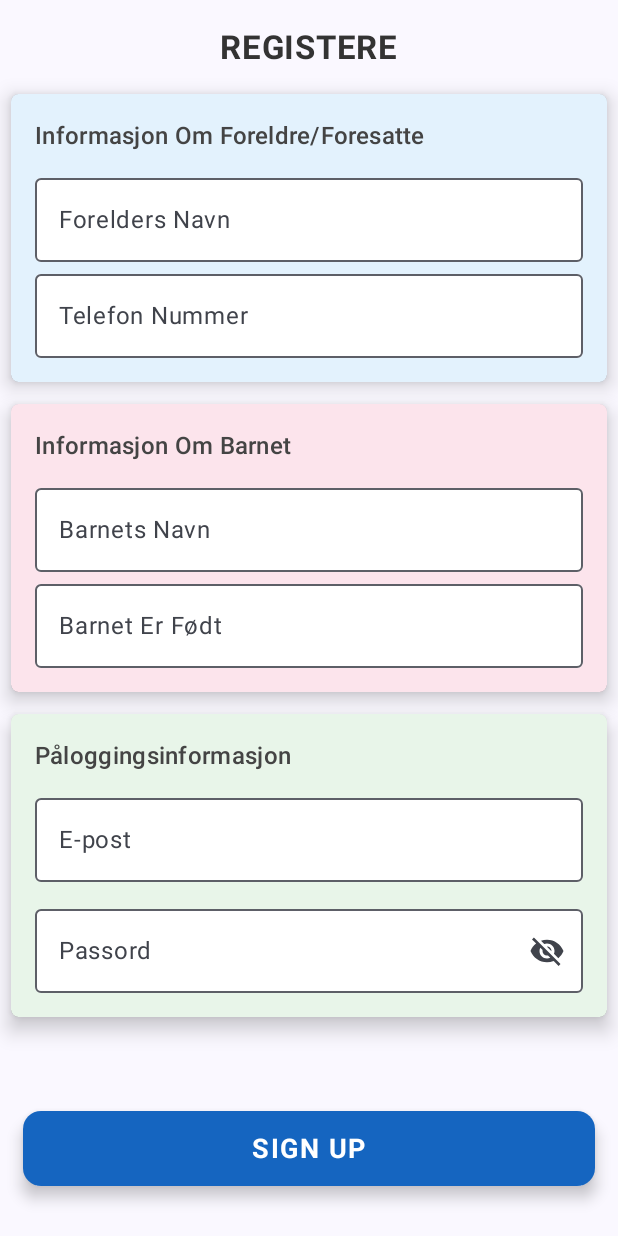
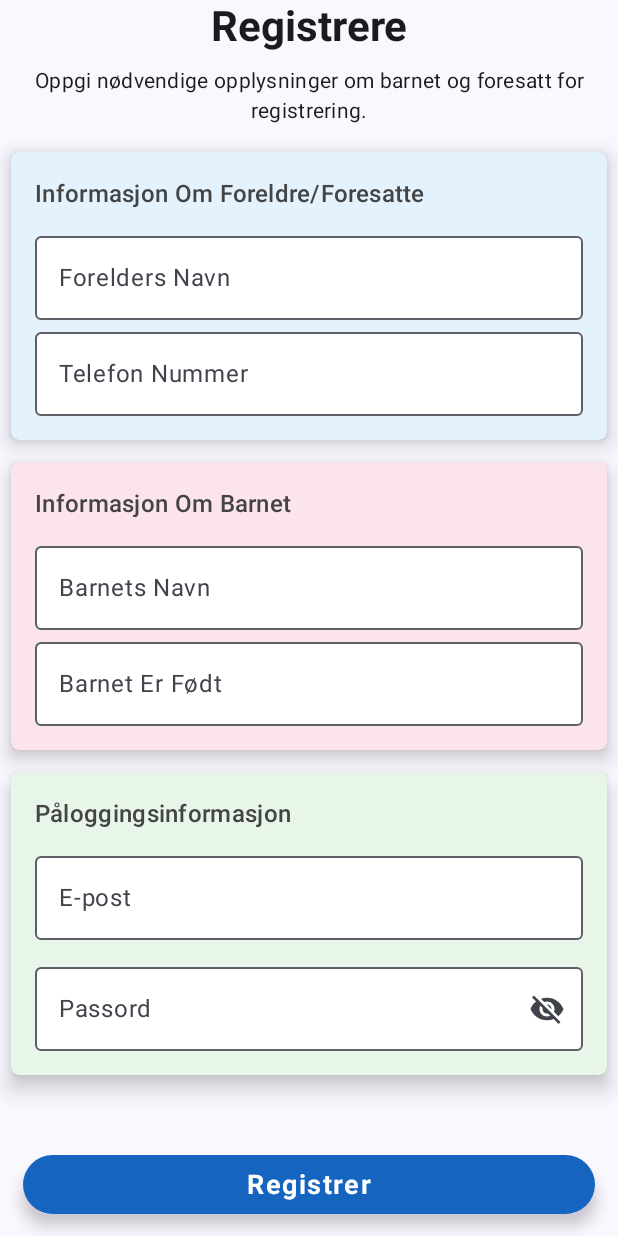
Before and after one commit to BachelorProject2025/PremaCare, an Android app built with Jetpack Compose: the screen it shows after launch (MainActivity), after a tap on "Ny bruker?", on a phone screen of 412 x 824 dp. Run offline under Robolectric (Android 15) with nearby library versions, the phone set to English and light mode, and no system bars; our stand-ins replace Firebase (no records; nobody signed in at launch, a user with empty details on screens opened directly).

Commit message:
added better login and register fixed some bugs and added reset password and call hospital

```diff
--- a/app/src/main/java/no/hiof/bachelor/premacare/navigation/AppScreens.kt
+++ b/app/src/main/java/no/hiof/bachelor/premacare/navigation/AppScreens.kt
@@ -6,5 +6,6 @@ enum class AppScreens {
     Log,
     DashBoard,
     About,
-    NewEntry
+    NewEntry,
+    Reset,
 }
--- a/app/src/main/java/no/hiof/bachelor/premacare/navigation/LaunchApp.kt
+++ b/app/src/main/java/no/hiof/bachelor/premacare/navigation/LaunchApp.kt
@@ -1,6 +1,8 @@
 package no.hiof.bachelor.premacare.navigation
 
 
+import android.content.Intent
+import android.net.Uri
 import androidx.compose.foundation.background
 import androidx.compose.foundation.clickable
 import androidx.compose.foundation.layout.Arrangement
@@ -39,6 +41,7 @@ import androidx.compose.ui.Alignment
 import androidx.compose.ui.Modifier
 import androidx.compose.ui.graphics.Brush
 import androidx.compose.ui.graphics.Color
+import androidx.compose.ui.platform.LocalContext
 import androidx.compose.ui.res.colorResource
 import androidx.compose.ui.text.style.TextAlign
 import androidx.compose.ui.unit.dp
@@ -54,6 +57,7 @@ import no.hiof.bachelor.premacare.ui.screens.DashBoardScreen
 import no.hiof.bachelor.premacare.ui.screens.LogScreen
 import no.hiof.bachelor.premacare.ui.screens.LoginScreen
 import no.hiof.bachelor.premacare.ui.screens.NewEntry
+import no.hiof.bachelor.premacare.ui.screens.PasswordResetScreen
 import no.hiof.bachelor.premacare.ui.screens.RegisterScreen
 
 
@@ -247,7 +251,15 @@ fun LaunchApp(auth: FirebaseAuth) {
                         } },
                     newUser = {navController.navigate(AppScreens.Register.name)},
                     aboutUs = {navController.navigate(AppScreens.About.name)}
-                    , auth = auth )
+                    , auth = auth,
+                    reset = {navController.navigate(AppScreens.Reset.name)})
+            }
+
+            composable(AppScreens.Reset.name) {
+                isBottomBarVisible.value = false
+                isTopAppVisible.value = false
+                isFloatingActionButtonVisible.value = false
+               PasswordResetScreen(navController = navController)
             }
 
             composable(AppScreens.Register.name) {
--- a/app/src/main/java/no/hiof/bachelor/premacare/ui/screens/LoginScreen.kt
+++ b/app/src/main/java/no/hiof/bachelor/premacare/ui/screens/LoginScreen.kt
@@ -10,11 +10,13 @@ import androidx.compose.foundation.clickable
 import androidx.compose.foundation.layout.Arrangement
 import androidx.compose.foundation.layout.Box
 import androidx.compose.foundation.layout.Column
+import androidx.compose.foundation.layout.Row
 import androidx.compose.foundation.layout.Spacer
 import androidx.compose.foundation.layout.fillMaxSize
 import androidx.compose.foundation.layout.fillMaxWidth
 import androidx.compose.foundation.layout.height
 import androidx.compose.foundation.layout.padding
+import androidx.compose.foundation.layout.size
 import androidx.compose.foundation.shape.RoundedCornerShape
 import androidx.compose.foundation.text.KeyboardOptions
 import androidx.compose.material3.Icon
@@ -22,7 +24,10 @@ import androidx.compose.material.icons.filled.Visibility
 import androidx.compose.material.icons.filled.VisibilityOff
 import androidx.compose.material3.Button
 import androidx.compose.material3.ButtonDefaults
+import androidx.compose.material3.CircularProgressIndicator
 import androidx.compose.material3.Divider
+import androidx.compose.material3.IconButton
+import androidx.compose.material3.MaterialTheme
 
 import androidx.compose.material3.OutlinedTextField
 import androidx.compose.material3.OutlinedTextFieldDefaults
@@ -46,6 +51,7 @@ import androidx.compose.ui.text.font.FontWeight
 import androidx.compose.ui.text.input.KeyboardType
 import androidx.compose.ui.text.input.PasswordVisualTransformation
 import androidx.compose.ui.text.input.VisualTransformation
+import androidx.compose.ui.text.style.TextAlign
 import androidx.compose.ui.text.style.TextDecoration
 import androidx.compose.ui.unit.Dp
 import androidx.compose.ui.unit.dp
@@ -57,7 +63,7 @@ import no.hiof.bachelor.premacare.R
 
 
 @Composable
-fun LoginScreen(takeMeDash: () -> Unit, aboutUs: () -> Unit, auth: FirebaseAuth, newUser: () -> Unit) {
+fun LoginScreen(takeMeDash: () -> Unit, aboutUs: () -> Unit, auth: FirebaseAuth, newUser: () -> Unit, reset: () -> Unit) {
     val firebaseViewModel: FirebaseViewModel = viewModel()
     var showPassword by remember { mutableStateOf(false) }
     val passwordVisualTransformation = remember { PasswordVisualTransformation() }
@@ -84,6 +90,7 @@ fun LoginScreen(takeMeDash: () -> Unit, aboutUs: () -> Unit, auth: FirebaseAuth,
             verticalArrangement = Arrangement.Top,
             modifier = Modifier
                 .fillMaxSize()
+                .padding(16.dp)
 
         ) {
 
@@ -97,10 +104,11 @@ fun LoginScreen(takeMeDash: () -> Unit, aboutUs: () -> Unit, auth: FirebaseAuth,
 
             SpaceEm(10.dp)
             // Not sure about this one ....
-            Text( text = "LOGG IN",
-                color = Color(0xFF333333),
-                fontSize = 22.sp,
+            Text(
+                text = "Logg inn",
+                style = MaterialTheme.typography.headlineMedium,
                 fontWeight = FontWeight.Bold,
+                textAlign = TextAlign.Center
             )
 
             SpaceEm(10.dp)
@@ -112,11 +120,16 @@ fun LoginScreen(takeMeDash: () -> Unit, aboutUs: () -> Unit, auth: FirebaseAuth,
                 label = { Text("E-Post") },
                 colors = OutlinedTextFieldDefaults.colors(
                     focusedContainerColor = Color(0x80FFFFFF),
-                    unfocusedContainerColor = Color.White
-                )
+                    unfocusedContainerColor = Color.White,
+
+                ),
+                modifier = Modifier.fillMaxWidth()
+
             )
 
             SpaceEm(10.dp)
+
+            var showPassword by remember { mutableStateOf(false) }
 
             OutlinedTextField(
                 value = firebaseViewModel.password.value,
@@ -129,40 +142,58 @@ fun LoginScreen(takeMeDash: () -> Unit, aboutUs: () -> Unit, auth: FirebaseAuth,
                 visualTransformation = if (showPassword) {
                     VisualTransformation.None
                 } else {
-                    passwordVisualTransformation
+                    PasswordVisualTransformation()
                 },
                 keyboardOptions = KeyboardOptions(keyboardType = KeyboardType.Password),
+                modifier = Modifier.fillMaxWidth(),  // This is fine now
                 trailingIcon = {
+                    IconButton(onClick = { showPassword = !showPassword }) {
                         Icon(
-                        if (showPassword) Icons.Filled.Visibility else Icons.Filled.VisibilityOff,
-                        contentDescription = "Toggle password visibility",
-                        modifier = Modifier.clickable { showPassword = !showPassword }
+                            imageVector = if (showPassword) Icons.Filled.Visibility else Icons.Filled.VisibilityOff,
+                            contentDescription = "Toggle password visibility"
                         )
+                    }
                 }
             )
 
-            SpaceEm(10.dp)
+
+            SpaceEm(15.dp)
 
             ButtonWithToast(
                 firebaseViewModel,
                 { takeMeDash() },
                 "Logg inn",
                 auth = auth,
-                "Incorrect email or password. Please try again."
+                "Obs, Noe gikk galt. Vennligst prøv igjen."
             )
 
-            SpaceEm(5.dp)
+            SpaceEm(10.dp)
 
-            newUserText(newUser, "Ny bruker?")
 
-            aboutUsText(aboutUs,"  V1 ©Designed & Develop By Chanipa Dencharoen," +
-                    "" +
-                    " Heljar Andreas Nilsen Korbi and Daniel John Russell" )
+            AuthFooter(
+               newUser, reset
+            )
+
+            AboutUsText(aboutUs,"  V1 Om Oss" )
 
 
         }
     }
 }
+
+@Composable
+fun AuthFooter(newUser: () -> Unit, reset: () -> Unit) {
+    Row(
+        modifier = Modifier
+            .fillMaxWidth()
+            .padding(top = 16.dp),
+        horizontalArrangement = Arrangement.SpaceEvenly
+    ) {
+        newUserText(newUser, "Ny bruker?")
+        forgetPasswordText(reset, "Glemt Passord?")
+    }
+}
+
 
 
 @Composable
@@ -170,14 +201,25 @@ fun newUserText(newUser: () -> Unit, text: String) {
     Text(
         text = text,
         color = Color(0xFF1A237E),
-        fontSize = 20.sp,
+        fontSize = 17.sp,
         textDecoration = TextDecoration.Underline,
         modifier = Modifier.clickable { newUser() }
     )
 }
 
 @Composable
-fun aboutUsText(aboutUs: () -> Unit, text: String) {
+fun forgetPasswordText(reset: () -> Unit, text: String) {
+    Text(
+        text = text,
+        color = Color(0xFF1A237E),
+        fontSize = 17.sp,
+        textDecoration = TextDecoration.Underline,
+        modifier = Modifier.clickable { reset() }
+    )
+}
+
+@Composable
+fun AboutUsText(aboutUs: () -> Unit, text: String) {
     Text(
         text = text,
         color = Color.Gray,
@@ -207,38 +249,55 @@ fun ButtonWithToast(
 ) {
     val currentUser = auth.currentUser
     val context = LocalContext.current
+    var loading by remember { mutableStateOf(false) } // State for loading
 
     Button(
         onClick = {
-            firebaseViewModel.loginUser()
+            // Set loading to true when login is initiated
+            loading = true
+
+            // Call the login function
+            firebaseViewModel.loginUser { success ->
+                loading = false  // Stop loading once login is finished
+
+                if (success) {
+                    // If login is successful, navigate to the dashboard
                     takeMeDash()
-
-            if (currentUser == null) {
+                } else {
+                    // If login failed, show the error message
                     Toast.makeText(context, toastMessage, Toast.LENGTH_SHORT).show()
+                }
             }
         },
         colors = ButtonDefaults.buttonColors(
-            containerColor = Color(0xFF1565C0),//<- Royal Blue
+            containerColor = Color(0xFF1565C0),
             contentColor = Color.White
         ),
-        shape = RoundedCornerShape(size = 12.dp),
         elevation = ButtonDefaults.buttonElevation(
             defaultElevation = 6.dp,
             pressedElevation = 2.dp
         ),
         modifier = Modifier
-            .padding(15.dp)
             .fillMaxWidth()
             .height(50.dp)
     ) {
+        if (loading) {
+            // Show circular progress bar when loading
+            CircularProgressIndicator(
+                color = Color.White,
+                modifier = Modifier.size(24.dp)
+            )
+        } else {
             Text(
-            text = buttonText.uppercase(),
+                text = buttonText,
                 fontSize = 18.sp,
                 fontWeight = FontWeight.Bold,
                 letterSpacing = 1.sp
             )
         }
     }
+}
+
 
 
 
@@ -248,5 +307,6 @@ fun DrawImg(painter: Painter, contentDescription: String, modifier: Modifier = M
         painter = painter,
         contentDescription = contentDescription,
         modifier = modifier
+            .size(380.dp)
     )
 }
--- a/app/src/main/java/no/hiof/bachelor/premacare/ui/screens/RegisterScreen.kt
+++ b/app/src/main/java/no/hiof/bachelor/premacare/ui/screens/RegisterScreen.kt
@@ -1,5 +1,6 @@
 package no.hiof.bachelor.premacare.ui.screens
 
+import android.widget.Toast
 import androidx.compose.foundation.clickable
 import androidx.compose.foundation.layout.Arrangement
 import androidx.compose.foundation.layout.Column
@@ -8,6 +9,7 @@ import androidx.compose.foundation.layout.fillMaxSize
 import androidx.compose.foundation.layout.fillMaxWidth
 import androidx.compose.foundation.layout.height
 import androidx.compose.foundation.layout.padding
+import androidx.compose.foundation.layout.size
 import androidx.compose.foundation.shape.RoundedCornerShape
 import androidx.compose.foundation.text.KeyboardOptions
 import androidx.compose.material.icons.Icons
@@ -17,6 +19,7 @@ import androidx.compose.material3.Button
 import androidx.compose.material3.ButtonDefaults
 import androidx.compose.material3.Card
 import androidx.compose.material3.CardDefaults
+import androidx.compose.material3.CircularProgressIndicator
 import androidx.compose.material3.Icon
 import androidx.compose.material3.MaterialTheme
 import androidx.compose.material3.OutlinedTextField
@@ -26,20 +29,24 @@ import androidx.compose.runtime.Composable
 import androidx.compose.runtime.getValue
 import androidx.compose.runtime.mutableStateOf
 import androidx.compose.runtime.remember
+import androidx.compose.runtime.rememberCoroutineScope
 import androidx.compose.runtime.setValue
 import androidx.compose.ui.Alignment
 import androidx.compose.ui.Modifier
 import androidx.compose.ui.draw.shadow
 import androidx.compose.ui.graphics.Color
-import androidx.compose.ui.text.TextStyle
+import androidx.compose.ui.platform.LocalContext
 import androidx.compose.ui.text.font.FontWeight
 import androidx.compose.ui.text.input.KeyboardType
 import androidx.compose.ui.text.input.PasswordVisualTransformation
 import androidx.compose.ui.text.input.VisualTransformation
+import androidx.compose.ui.text.style.TextAlign
 import androidx.compose.ui.unit.dp
 import androidx.compose.ui.unit.sp
 import androidx.lifecycle.viewmodel.compose.viewModel
+import kotlinx.coroutines.launch
 import no.hiof.bachelor.premacare.viewModels.FirebaseViewModel
+
 
 @Composable
 fun RegisterScreen(toLogin: ()-> Unit) {
@@ -55,10 +62,19 @@ fun RegisterScreen(toLogin: ()-> Unit) {
         modifier = Modifier.fillMaxSize()
     ) {
 
-        Text( text = "REGISTERE",
-            color = Color(0xFF333333),
-            fontSize = 22.sp,
+        Text(
+            text = "Registrere",
+            style = MaterialTheme.typography.headlineMedium,
             fontWeight = FontWeight.Bold,
+            textAlign = TextAlign.Center
+        )
+        Spacer(modifier = Modifier.height(8.dp))
+
+        Text(
+            text = "Oppgi nødvendige opplysninger om barnet og foresatt for registrering.",
+            style = MaterialTheme.typography.bodyMedium,
+            textAlign = TextAlign.Center,
+            modifier = Modifier.padding(horizontal = 16.dp)
         )
 
         SpaceEm(10.dp)
@@ -148,7 +164,9 @@ fun RegisterScreen(toLogin: ()-> Unit) {
 
                 OutlinedTextField(
                     value = firebaseViewModel.chilDateOfBirth.value,
-                    onValueChange = { newValue -> firebaseViewModel.chilDateOfBirth.value = newValue },
+                    onValueChange = { newValue ->
+                        firebaseViewModel.chilDateOfBirth.value = newValue
+                    },
                     label = { Text("Barnet Er Født") },
                     colors = OutlinedTextFieldDefaults.colors(
                         focusedContainerColor = Color(0x80FFFFFF),
@@ -158,7 +176,6 @@ fun RegisterScreen(toLogin: ()-> Unit) {
                 )
             }
         }
-
 
 
         // ----------Register------------------------
@@ -225,16 +242,35 @@ fun RegisterScreen(toLogin: ()-> Unit) {
         }
 
 
-        SpaceEm(40.dp)
+        SpaceEm(30.dp)
 
-        Button(onClick = { toLogin();
-            firebaseViewModel.registerUser()},
+        val isLoading = remember { mutableStateOf(false) }
+        var showToastMessage by remember { mutableStateOf<String?>(null) }
+        val coroutineScope = rememberCoroutineScope()
+
+        Button(
+            onClick = {
+                if (firebaseViewModel.isValidRegistration()) { // Legg til en valideringsmetode i ViewModel
+                    isLoading.value = true
+                    coroutineScope.launch {
+                        firebaseViewModel.registerUser { success ->
+                            isLoading.value = false
+                            showToastMessage = if (success as Boolean) {
+                                toLogin() // Naviger til login-skjermen
+                                "Registrering fullført!"
+                            } else {
+                                "Noe gikk galt. Prøv igjen."
+                            }
+                        }
+                    }
+                } else {
+                    showToastMessage = "Vennligst fyll inn alle felt riktig."
+                }
+            },
             colors = ButtonDefaults.buttonColors(
-                //0xFF4ABAB3 <-- denne vi har brukt men kke bra nokk for fargebilde
-                containerColor = Color(0xFF1565C0), //<-- Royal Blue vi tester ut denne!
+                containerColor = Color(0xFF1565C0), //<-- Royal Blue
                 contentColor = Color.White
             ),
-            shape = RoundedCornerShape(size = 12.dp),
             elevation = ButtonDefaults.buttonElevation(
                 defaultElevation = 6.dp,
                 pressedElevation = 2.dp
@@ -242,14 +278,29 @@ fun RegisterScreen(toLogin: ()-> Unit) {
             modifier = Modifier
                 .padding(15.dp)
                 .fillMaxWidth()
-                .height(50.dp)
+                .height(50.dp),
+            enabled = !isLoading.value
         ) {
-            Text(
+            if (isLoading.value) {
+                CircularProgressIndicator(color = Color.White, modifier = Modifier.size(24.dp))
+            } else {
+                Text(
+                    fontSize = 18.sp,
+                    fontWeight = FontWeight.Bold,
+                    letterSpacing = 1.sp,
+                    text = "Registrer"
+                )
+            }
+        }
 
-                fontSize = 18.sp,
-                fontWeight = FontWeight.Bold,
-                letterSpacing = 1.sp,
-                text = "SIGN UP")
+// Vis en toast hvis det er en melding
+        showToastMessage?.let { message ->
+            Toast.makeText(
+                LocalContext.current, message, Toast.LENGTH_LONG
+            ).show()
+            showToastMessage = null
         }
+
     }
+
 }
```
Also changed, not shown: app/src/main/java/no/hiof/bachelor/premacare/ui/screens/DashBoardScreen.kt (+30 -7 lines), app/src/main/java/no/hiof/bachelor/premacare/ui/screens/PasswordResetScreen.kt (added, +132 -0 lines), app/src/main/java/no/hiof/bachelor/premacare/viewModels/FirebaseViewModel.kt (+43 -19 lines). Lines whose indentation alone changed are shown as unchanged.
